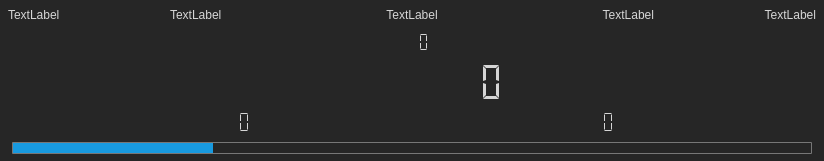
Old version of the form LEO_sniffy/GUI/widgetdisplay.ui in the repository jirik09/Sniffy.
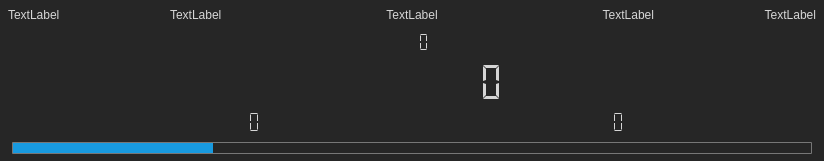
New version of the form.

What changed in the file:
```diff
--- a/LEO_sniffy/GUI/widgetdisplay.ui
+++ b/LEO_sniffy/GUI/widgetdisplay.ui
@@ -523,7 +523,7 @@
                <enum>QFrame::NoFrame</enum>
               </property>
               <property name="digitCount">
-               <number>10</number>
+               <number>12</number>
               </property>
               <property name="segmentStyle">
                <enum>QLCDNumber::Flat</enum>
@@ -567,7 +567,7 @@
                <enum>QFrame::Plain</enum>
               </property>
               <property name="digitCount">
-               <number>10</number>
+               <number>12</number>
               </property>
               <property name="segmentStyle">
                <enum>QLCDNumber::Flat</enum>
```
